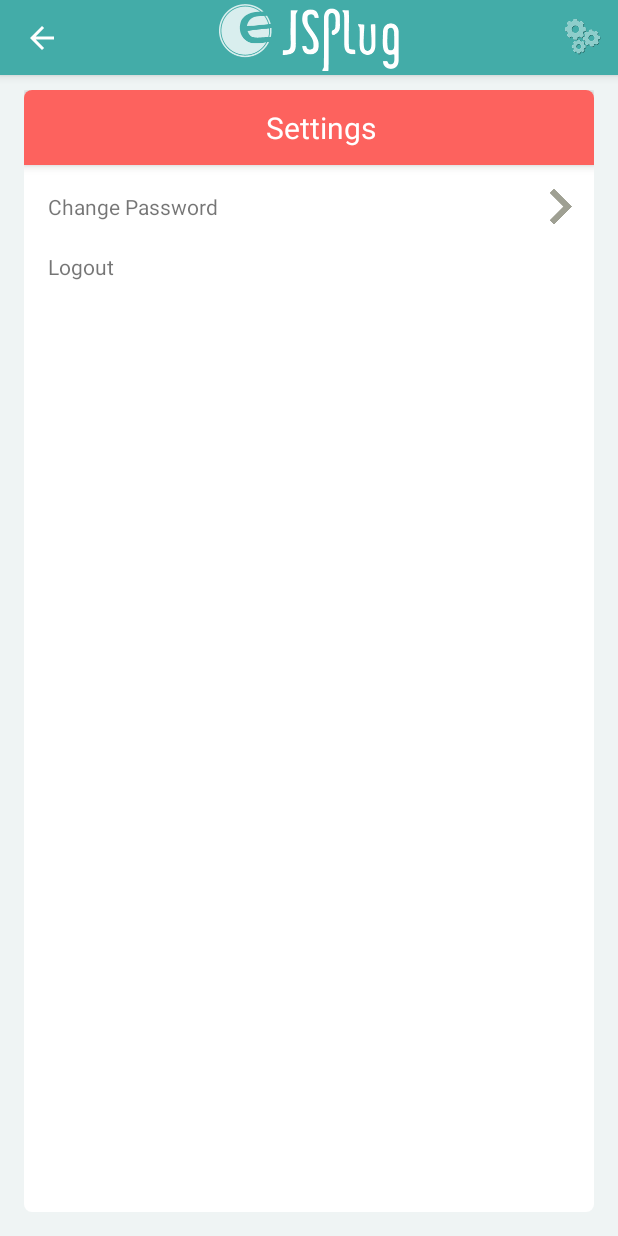
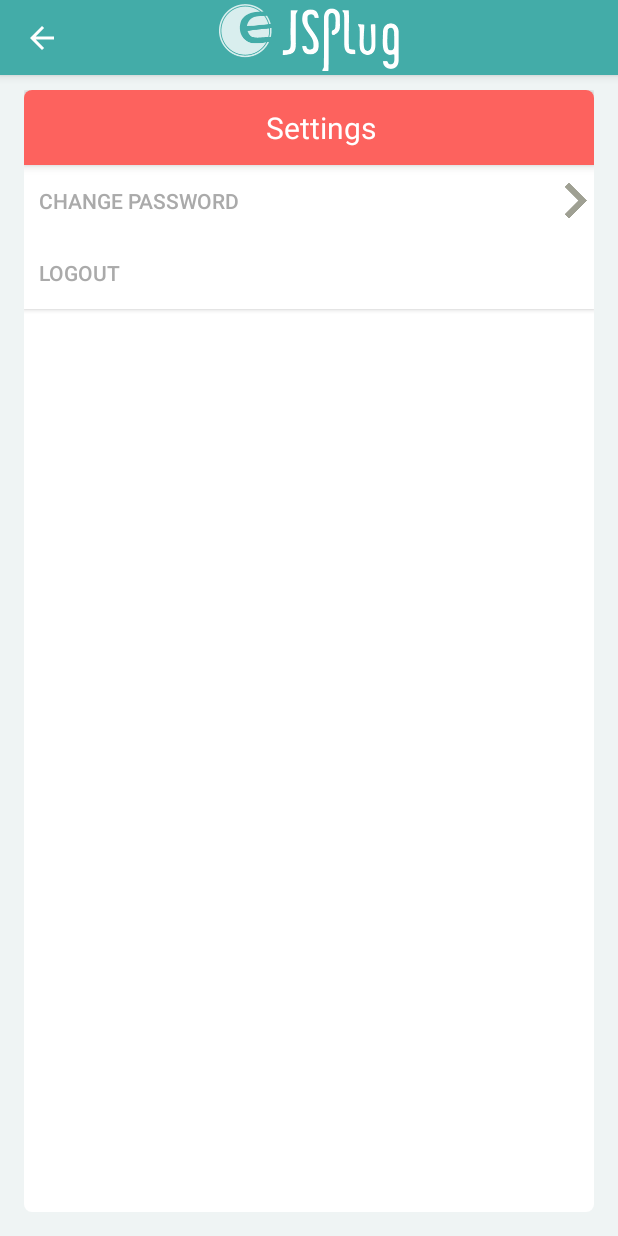
Before and after one commit to rgbetanco/SmartPlug, an Android app: the S0 screen opened directly, with no data from a screen before it, on a phone screen of 412 x 824 dp. Run offline under Robolectric (Android 15) with nearby library versions, the phone set to English and light mode, and no system bars.

Commit message:
- updated edit box layouts for login / create accounts. - updated S0 screen to use buttons instead of text views.

```diff
--- a/app/src/main/java/com/jiee/smartplug/S0.java
+++ b/app/src/main/java/com/jiee/smartplug/S0.java
@@ -32,32 +32,16 @@ public class S0 extends AppCompatActivity {
         this.getSupportActionBar().setDisplayShowTitleEnabled(false);
         getSupportActionBar().setDisplayHomeAsUpEnabled(true);
 
-        ImageView img_view1 = (ImageView)findViewById(R.id.img_view1);
-        img_view1.setOnClickListener(new View.OnClickListener(){
-            @Override
-            public void onClick(View v){
-                startActivity(new Intent(S0.this, S1.class));
-            }
-        });
+    }
 
-        TextView txt_changePassword = (TextView)findViewById(R.id.txt_changePassword);
-        txt_changePassword.setOnClickListener(new View.OnClickListener() {
-            @Override
-            public void onClick(View v) {
-                startActivity(new Intent(S0.this, S1.class));
-            }
-        });
+    public void onBtnChangePassword(View view) {
+        startActivity(new Intent(S0.this, S1.class));
+    }
 
-        TextView txt_view1 = (TextView)findViewById(R.id.id_logout);
-        txt_view1.setOnClickListener(new View.OnClickListener(){
-            @Override
-            public void onClick(View v){
-                final YesNoDialog cd = new YesNoDialog(S0.this, 1);   // 1 = logout
-                cd.getWindow().setBackgroundDrawable(new ColorDrawable(Color.TRANSPARENT));
-                cd.show();
-            }
-        });
-
+    public void onBtnLogout(View view) {
+        final YesNoDialog cd = new YesNoDialog(S0.this, 1);   // 1 = logout
+        cd.getWindow().setBackgroundDrawable(new ColorDrawable(Color.TRANSPARENT));
+        cd.show();
     }
 
     /**
--- a/app/src/main/res/layout/activity_s0.xml
+++ b/app/src/main/res/layout/activity_s0.xml
@@ -10,7 +10,7 @@
     android:background="@color/gray"
     tools:context="com.jiee.smartplug.S0">
 
-    <include layout="@layout/toolbar" />
+    <include layout="@layout/toolbar_s0" />
 
     <LinearLayout
         android:id="@+id/linearLayout_s0"
--- a/app/src/main/res/layout/settings_listview_adapter.xml
+++ b/app/src/main/res/layout/settings_listview_adapter.xml
@@ -1,43 +1,30 @@
 <?xml version="1.0" encoding="utf-8"?>
-<RelativeLayout xmlns:android="http://schemas.android.com/apk/res/android"
+<LinearLayout xmlns:android="http://schemas.android.com/apk/res/android"
     android:orientation="vertical" android:layout_width="match_parent"
     android:layout_height="match_parent"
     >
-    <TextView
+
+    <Button
         android:layout_width="match_parent"
-        android:id="@+id/txt_changePassword"
-        android:layout_marginTop="10dp"
-        android:layout_marginBottom="10dp"
-        android:layout_marginLeft="16dp"
-        android:layout_marginRight="16dp"
+        android:layout_height="wrap_content"
+        android:text="@string/id_changePassword"
+        android:id="@+id/button"
+        android:drawableRight="@drawable/list_caret"
         android:background="@color/white"
-        android:layout_height="35dp"
-        android:gravity="center_vertical"
-        android:text="@string/id_changePassword"/>
+        android:textColor="@android:color/darker_gray"
+        android:gravity="center_vertical|left"
+        android:paddingLeft="10sp"
+        android:onClick="onBtnChangePassword" />
 
-    <ImageView
-        android:layout_width="wrap_content"
+    <Button
+        android:layout_width="match_parent"
         android:layout_height="wrap_content"
-        android:id="@+id/img_view1"
-        android:layout_marginTop="16dp"
-        android:layout_marginBottom="10dp"
-        android:layout_marginRight="10dp"
-        android:layout_alignParentRight="true"
-        android:background="@null"
-        android:src="@drawable/list_caret"
-        />
+        android:text="@string/id_logout"
+        android:id="@+id/button2"
+        android:background="@color/white"
+        android:textColor="@android:color/darker_gray"
+        android:gravity="center_vertical|left"
+        android:paddingLeft="10sp"
+        android:onClick="onBtnLogout" />
 
-    <TextView
-        android:layout_width="match_parent"
-        android:layout_height="35dp"
-        android:gravity="center_vertical"
-        android:layout_marginTop="50dp"
-        android:layout_marginBottom="10dp"
-        android:layout_marginRight="16dp"
-        android:background="@color/white"
-        android:layout_marginLeft="16dp"
-        android:text="@string/id_logout"
-        android:id="@+id/id_logout"
-        />
-
-</RelativeLayout>
+</LinearLayout>
--- /dev/null
+++ b/app/src/main/res/layout/toolbar_s0.xml
@@ -0,0 +1,19 @@
+<?xml version="1.0" encoding="utf-8"?>
+
+<android.support.v7.widget.Toolbar
+    android:id="@+id/top_toolbar"
+    android:layout_width="match_parent"
+    android:layout_height="50dp"
+    android:background="@color/colorPrimary"
+    android:elevation="4dp"
+    android:theme="@style/AppTheme.Toolbar"
+    xmlns:android="http://schemas.android.com/apk/res/android">
+
+    <ImageView
+        android:id="@+id/toolbar_logo"
+        android:layout_width="wrap_content"
+        android:layout_gravity="center"
+        android:layout_height="wrap_content"
+        android:src="@drawable/logo"/>
+
+</android.support.v7.widget.Toolbar>
```
Also changed, not shown: app/src/main/res/layout/activity_main.xml (+18 -8 lines), app/src/main/res/layout/change_password_listview_adapter.xml (+18 -9 lines), app/src/main/res/layout/content_create_account.xml (+28 -12 lines), app/src/main/res/layout/content_reset_password.xml (+7 -3 lines).
